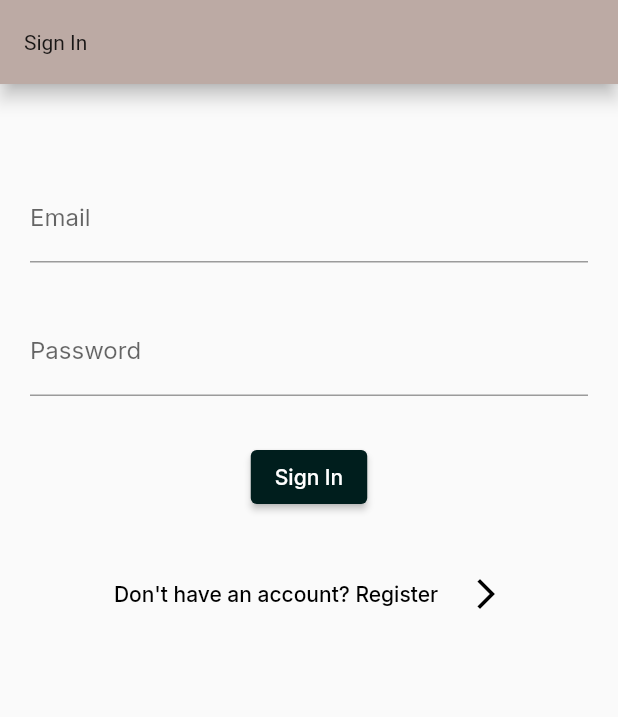
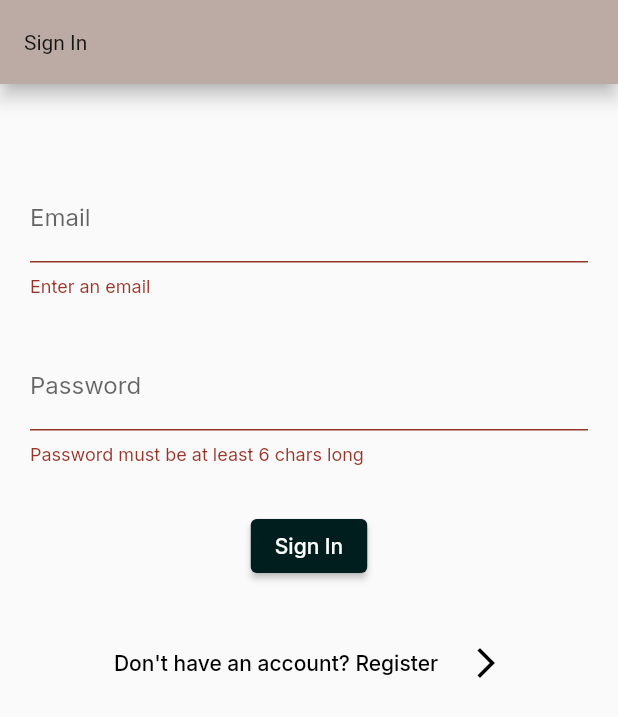
Before and after one commit to nickgiegerich/pow-pal-mobile, a Flutter app: the Signin screen opened directly, after a tap on "Sign In", on a phone screen of 412 x 824 dp. Shown: the top 717 px of the screen. Run offline on Flutter 3.47's test engine with Material 2 defaults, Android fonts, the phone set to English and light mode, and no system bars; our stand-ins replace cloud_firestore, firebase_auth, firebase_core, fl_chart, flutter_spinkit, google_fonts and 2 more; accounts and stored records are empty; network calls fail.

```diff
--- a/lib/constants/styles/theme.dart
+++ b/lib/constants/styles/theme.dart
@@ -19,7 +19,7 @@ ThemeData lightThemeData(BuildContext context) {
         primary: kPrimaryColor,
         secondary: kSecondaryColor,
         error: kErrorColor,
-        onBackground: Colors.black87),
+        onBackground: kOnBackgroundLightThemeColor),
     cardTheme: CardTheme(
       color: kContentColorDarkTheme,
       shape: RoundedRectangleBorder(
@@ -56,6 +56,7 @@ ThemeData darkThemeData(BuildContext context) {
       primary: kPrimaryColor,
       secondary: kSecondaryColor,
       error: kErrorColor,
+      onBackground: kOnBackgroundDarkThemeColor
     ),
     cardTheme: CardTheme(
       color: kContentColorLightTheme,
--- a/lib/screens/app.dart
+++ b/lib/screens/app.dart
@@ -1,6 +1,5 @@
 import 'package:flutter/material.dart';
 import 'package:pow_pal_app/screens/favorites/favorites.dart';
-import 'package:pow_pal_app/screens/map/example_map.dart';
 import 'package:pow_pal_app/screens/user_profile/user_profile.dart';
 import 'stations/stations.dart';
 import 'station_detail/station_detail.dart';
--- a/lib/screens/authenticate/signin.dart
+++ b/lib/screens/authenticate/signin.dart
@@ -1,7 +1,11 @@
+import 'package:firebase_auth/firebase_auth.dart';
 import 'package:flutter/material.dart';
 import 'package:pow_pal_app/constants/styles/constants.dart';
+import 'package:pow_pal_app/models/pow_pal_user.dart';
 import 'package:pow_pal_app/screens/authenticate/register.dart';
 import 'package:pow_pal_app/services/auth.dart';
+
+import '../app.dart';
 
 class Signin extends StatefulWidget {
   @override
@@ -10,9 +14,11 @@ class Signin extends StatefulWidget {
 
 class _SigninState extends State<Signin> {
   final AuthService _auth = AuthService();
+  final _formKey = GlobalKey<FormState>();
 
   String email = '';
   String password = '';
+  String error = '';
 
   @override
   Widget build(BuildContext context) {
@@ -27,12 +33,15 @@ class _SigninState extends State<Signin> {
           padding: const EdgeInsets.symmetric(
             horizontal: kDefaultPadding,
           ),
+          child: Form(
+            key: _formKey,
             child: Column(
               children: [
                 SizedBox(
                   height: kDefaultPadding * 3,
                 ),
                 TextFormField(
+                  validator: (val) => val.isEmpty ? 'Enter an email' : null,
                   onChanged: (val) {
                     setState(() {
                       email = val;
@@ -47,6 +56,9 @@ class _SigninState extends State<Signin> {
                   height: kDefaultPadding * 1.5,
                 ),
                 TextFormField(
+                  validator: (val) => val.length < 6
+                      ? 'Password must be at least 6 chars long'
+                      : null,
                   obscureText: true,
                   onChanged: (val) {
                     setState(() {
@@ -62,8 +74,23 @@ class _SigninState extends State<Signin> {
                 ),
                 ElevatedButton(
                   onPressed: () async {
-                  print(email);
-                  print(password);
+                    if (_formKey.currentState.validate()) {
+                      dynamic result = await _auth.signInWithEmailAndPassword(
+                          email, password);
+
+                      if (result.runtimeType == FirebaseAuthException) {
+                        setState(() {
+                          error = result.toString();
+                        });
+                      } else if (result.runtimeType == PowPalUser) {
+                        return Navigator.pushReplacement(
+                          context,
+                          new MaterialPageRoute(
+                            builder: (BuildContext context) => App(),
+                          ),
+                        );
+                      }
+                    }
                   },
                   child: Text("Sign In"),
                 ),
@@ -93,7 +120,17 @@ class _SigninState extends State<Signin> {
                     ),
                   ),
                 ),
+                SizedBox(
+                  height: kDefaultPadding * 1.5,
+                ),
+                Text(
+                  error,
+                  style: TextStyle(
+                      color: Theme.of(context).colorScheme.error,
+                      fontSize: 14.0),
+                )
               ],
+            ),
           ),
         ),
       ),
--- a/lib/screens/welcome/wrapper.dart
+++ b/lib/screens/welcome/wrapper.dart
@@ -1,9 +1,6 @@
 import 'package:flutter/material.dart';
 import 'package:pow_pal_app/models/pow_pal_user.dart';
 import 'package:pow_pal_app/screens/authenticate/register.dart';
-import 'package:pow_pal_app/screens/authenticate/signin.dart';
-import 'package:pow_pal_app/screens/authenticate/signin_or_signup_screen.dart';
-import 'package:pow_pal_app/screens/welcome/welcome_screen.dart';
 import 'package:provider/provider.dart';
 
 import '../app.dart';
@@ -12,8 +9,6 @@ class Wrapper extends StatelessWidget {
   @override
   Widget build(BuildContext context) {
     final user = Provider.of<PowPalUser>(context);
-    print(user);
-
 
     if (user == null) {
       return Register();
--- a/lib/services/auth.dart
+++ b/lib/services/auth.dart
@@ -1,8 +1,11 @@
+import 'package:cloud_firestore/cloud_firestore.dart';
 import 'package:firebase_auth/firebase_auth.dart';
 import 'package:pow_pal_app/models/pow_pal_user.dart';
+import 'package:pow_pal_app/services/database.dart';
 
 class AuthService {
   final FirebaseAuth _auth = FirebaseAuth.instance;
+  final FirebaseFirestore _firebaseFirestore = FirebaseFirestore.instance;
 
   // create user obj based on User (Firebase class)
   PowPalUser _powPalUserFromUser(User user) {
@@ -30,6 +33,18 @@ class AuthService {
   }
 
   // sign in with email
+  Future signInWithEmailAndPassword(String email, String password) async {
+    try {
+      UserCredential result = await _auth.signInWithEmailAndPassword(
+          email: email, password: password);
+      User user = result.user;
+      return _powPalUserFromUser(user);
+    } catch (e) {
+      print('This is the error: ' + e.toString());
+      print(e.runtimeType);
+      return e;
+    }
+  }
 
   // register with email
   Future registerWithEmailAndPassword(String email, String password) async {
@@ -37,6 +52,9 @@ class AuthService {
       UserCredential result = await _auth.createUserWithEmailAndPassword(
           email: email, password: password);
       User user = result.user;
+
+      // create a new document for the user with the uid
+      await DatabaseService(uid: user.uid).updateUserData(null, null, null);
 
       return _powPalUserFromUser(user);
     } catch (e) {
--- /dev/null
+++ b/lib/services/database.dart
@@ -0,0 +1,39 @@
+import 'package:cloud_firestore/cloud_firestore.dart';
+import 'package:firebase_auth/firebase_auth.dart';
+import 'package:pow_pal_app/models/pow_pal_user.dart';
+
+import 'auth.dart';
+
+class DatabaseService {
+  final String uid;
+  DatabaseService({this.uid});
+
+  // user reference
+  final AuthService _auth = AuthService();
+
+  // collection reference
+  final CollectionReference stationCollection =
+      FirebaseFirestore.instance.collection('stations');
+
+  Future updateUserData(
+      String stationName, String stationsState, int stationId) async {
+    return await stationCollection.doc(uid).set({
+      'stationName': stationName,
+      'stationsState': stationsState,
+      'stationId': stationId
+    });
+  }
+
+  // get station favorites stream
+  Stream<QuerySnapshot> get stations {
+    return stationCollection.snapshots();
+  }
+
+  Future<void> getUserData(PowPalUser user) async {
+     await stationCollection.doc(user.uid).get().then(
+          (value) => print(
+            value.data(),
+          ),
+        );
+  }
+}
--- a/pubspec.yaml
+++ b/pubspec.yaml
@@ -36,6 +36,7 @@ dependencies:
   cloud_firestore: ^2.2.2
   firebase_core: ^1.3.0
   provider: ^5.0.0
+  flutter_spinkit: ^5.0.0
 
   # The following adds the Cupertino Icons font to your application.
   # Use with the CupertinoIcons class for iOS style icons.
```
Also changed, not shown: lib/constants/styles/constants.dart (+8 -0 lines), lib/screens/authenticate/register.dart (+10 -0 lines), lib/screens/favorites/components/station_list.dart (added, +15 -0 lines), lib/screens/favorites/favorites.dart (+19 -4 lines), lib/screens/map/example_map.dart (deleted, +0 -47 lines), lib/screens/states/states.dart (+9 -5 lines), pubspec.lock, 2 other files. Lines whose indentation alone changed are shown as unchanged.
